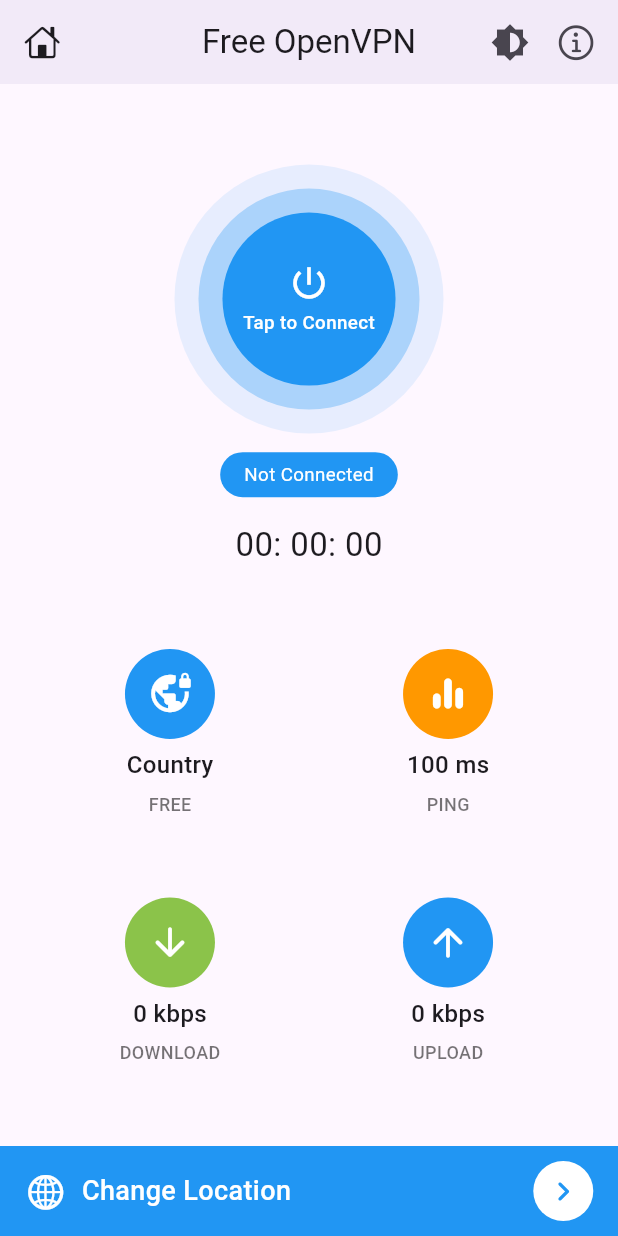
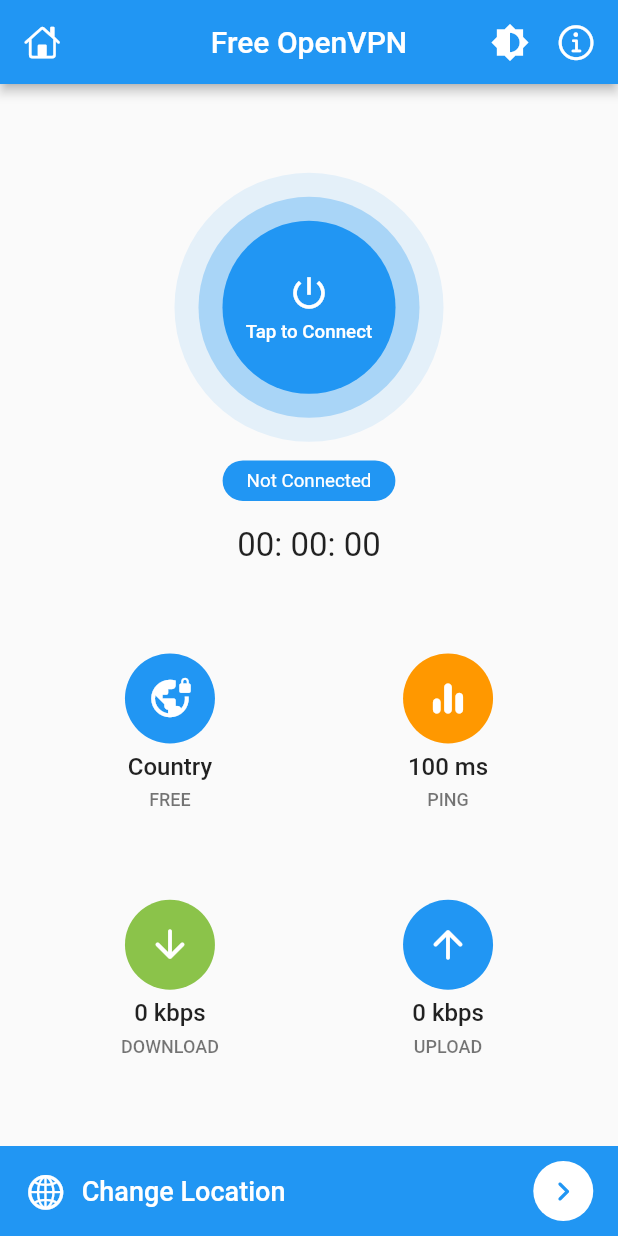
Before and after one commit to HarshAndroid/FreeVPN-App-Flutter, a Flutter app: the screen it shows after launch, on a phone screen of 412 x 824 dp. Run offline on Flutter 3.47's test engine with Material 3 defaults, Android fonts, the phone set to English and light mode, and no system bars; our stand-ins replace csv, firebase_core, firebase_remote_config, get, google_mobile_ads, hive_flutter and 1 more; accounts and stored records are empty; network calls fail.

Commit message:
*Upgraded Project, Flutter 3.27.

```diff
--- a/lib/main.dart
+++ b/lib/main.dart
@@ -44,14 +44,17 @@ class MyApp extends StatelessWidget {
       home: SplashScreen(),
 
       //theme
-      theme:
-          ThemeData(appBarTheme: AppBarTheme(centerTitle: true, elevation: 3)),
+      theme: ThemeData(
+        appBarTheme: AppBarTheme(centerTitle: true, elevation: 3),
+        useMaterial3: false,
+      ),
 
       themeMode: Pref.isDarkMode ? ThemeMode.dark : ThemeMode.light,
 
       //dark theme
       darkTheme: ThemeData(
           brightness: Brightness.dark,
+          useMaterial3: false,
           appBarTheme: AppBarTheme(centerTitle: true, elevation: 3)),
 
       debugShowCheckedModeBanner: false,
```
Also changed, not shown: pubspec.yaml (+9 -9 lines), pubspec.lock, 8 other files.
